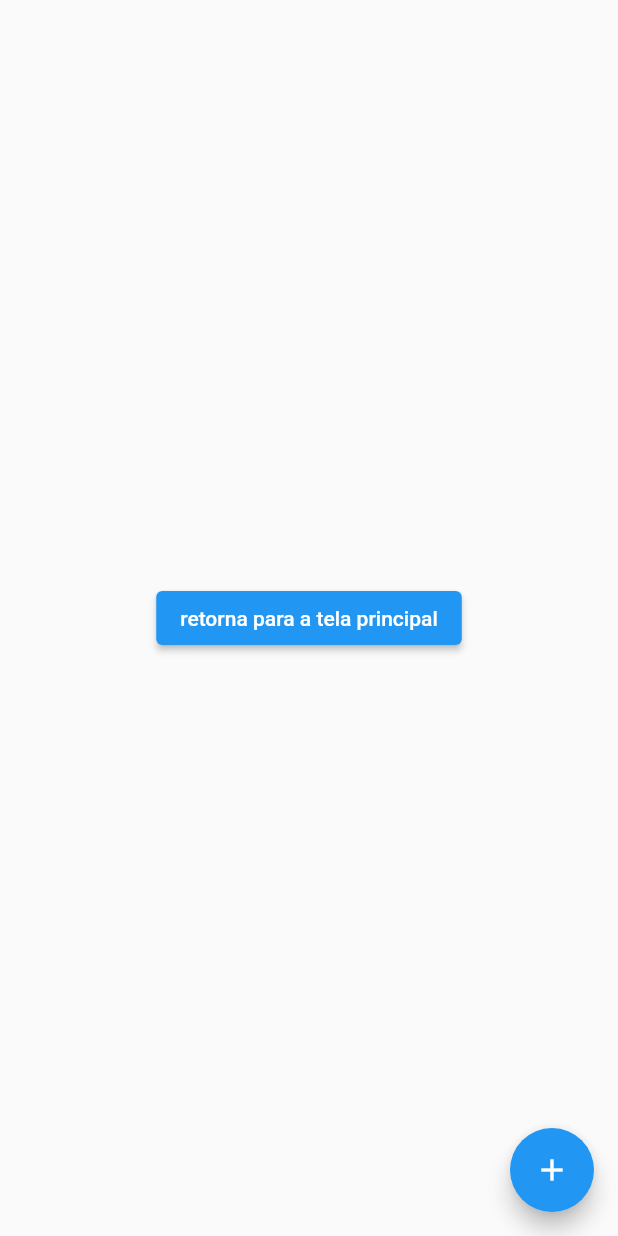
After one commit to Triaci/_photoshare, a Flutter app: the MemoriesScreen screen opened directly, after a tap on the "add" icon, on a phone screen of 412 x 824 dp. The commit adds this screen. Run offline on Flutter 3.47's test engine with Material 2 defaults, Android fonts, the phone set to English and light mode, and no system bars; our stand-ins replace audioplayers, camera, cloud_firestore, email_validator, firebase_auth, firebase_core and 8 more; missing offline and left inert: dart:ffi, flutter_sound_lite; accounts and stored records are empty.

Commit message:
22-11 / 21:53

```diff
--- /dev/null
+++ b/lib/models/memoria_model.dart
@@ -0,0 +1,7 @@
+class Memoria {
+  final String? titulo;
+  final String? corpo;
+  final DateTime? data;
+
+  Memoria({required this.titulo, required this.corpo, required this.data});
+}
--- /dev/null
+++ b/lib/screens/memories_screen.dart
@@ -0,0 +1,53 @@
+import 'package:cloud_firestore/cloud_firestore.dart';
+import 'package:flutter/cupertino.dart';
+import 'package:flutter/material.dart';
+import 'package:photoshare/models/memoria_model.dart';
+import 'package:photoshare/screens/home_screen.dart';
+
+class MemoriesScreen extends StatefulWidget {
+  const MemoriesScreen({Key? key}) : super(key: key);
+
+  @override
+  State<MemoriesScreen> createState() => _MemoriesScreenState();
+}
+
+class _MemoriesScreenState extends State<MemoriesScreen> {
+  @override
+  Widget build(BuildContext context) {
+    return Scaffold(
+        body: Column(
+          mainAxisAlignment: MainAxisAlignment.center,
+          children: [
+            Center(
+              child: ElevatedButton(
+                  onPressed: () {
+                    MaterialPageRoute route =
+                        MaterialPageRoute(builder: (context) => HomePage());
+                    Navigator.push(context, route);
+                  },
+                  child: Text('retorna para a tela principal')),
+            )
+          ],
+        ),
+        floatingActionButton: FloatingActionButton(
+            child: const Icon(Icons.add),
+            onPressed: (() {
+              createUser(Memoria(
+                  titulo: "segunda memoria",
+                  corpo: "segundo corpo",
+                  data: DateTime.now()));
+            })));
+  }
+
+  Future createUser(Memoria memoria) async {
+    final docUser = FirebaseFirestore.instance.collection('memorias').doc();
+
+    final json = {
+      'titulo': memoria.titulo,
+      'corpo': memoria.corpo,
+      'data': memoria.data
+    };
+
+    await docUser.set(json);
+  }
+}
--- a/pubspec.yaml
+++ b/pubspec.yaml
@@ -54,6 +54,10 @@ dependencies:
   audioplayers: ^1.1.1
   email_validator: ^2.1.17
   receive_sharing_intent: ^1.4.5
+  uri_to_file: ^0.2.0
+  receive_intent: ^0.2.3
+
+
 
 dev_dependencies:
   flutter_test:
```
Also changed, not shown: lib/screens/home_screen.dart (+10 -6 lines), lib/screens/receive_intent_screen.dart (deleted, +0 -92 lines), lib/helpers/db_firestore.dart (added), pubspec.lock, 1 other file.
